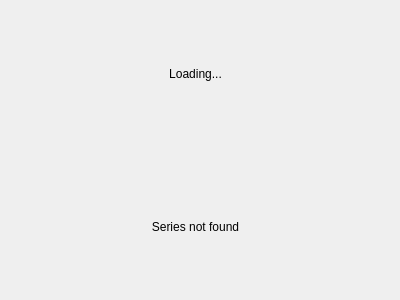
First picture: the form in series_list/interface/series.ui, repository nvbn/series_list, before the edit.
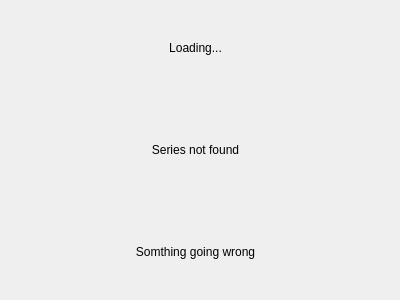
Second picture: the form after the edit.

Commit message: Handle series loader errors

```diff
--- a/series_list/interface/series.ui
+++ b/series_list/interface/series.ui
@@ -67,6 +67,16 @@
          </property>
         </widget>
        </item>
+       <item>
+        <widget class="QLabel" name="somethingWrong">
+         <property name="text">
+          <string>Somthing going wrong</string>
+         </property>
+         <property name="alignment">
+          <set>Qt::AlignCenter</set>
+         </property>
+        </widget>
+       </item>
       </layout>
      </widget>
     </widget>
```
The commit also changes 6 other files.
